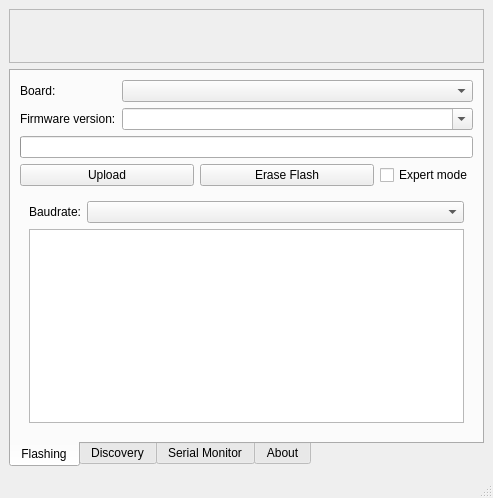
This is gui/mainwindow.ui in opendata-stuttgart/airrohr-firmware-flasher as Qt 5 draws it before an edit. The edited form follows.
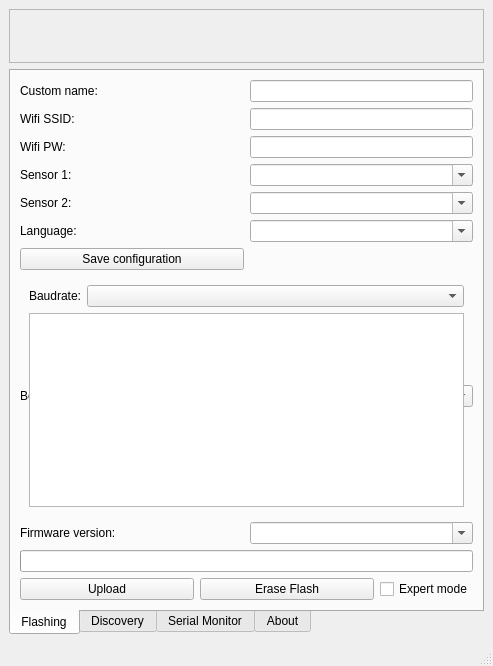
This is the edited form. Icons and pictures are not drawn.

Commit message: edit feature/wificonfig

```diff
--- a/gui/mainwindow.ui
+++ b/gui/mainwindow.ui
@@ -7,7 +7,7 @@
     <x>0</x>
     <y>0</y>
     <width>493</width>
-    <height>466</height>
+    <height>600</height>
    </rect>
   </property>
   <property name="sizePolicy">
@@ -88,17 +88,17 @@
         <string>Flashing</string>
        </attribute>
        <layout class="QGridLayout" name="gridLayout_2" rowstretch="0,0,0,0,0,0,0,1">
-        <item row="3" column="0">
+        <item row="8" column="0">
          <widget class="QLabel" name="label_2">
           <property name="text">
            <string>Firmware version:</string>
           </property>
          </widget>
         </item>
-        <item row="5" column="0" colspan="2">
+        <item row="10" column="0" colspan="2">
          <widget class="QProgressBar" name="progressBar"/>
         </item>
-        <item row="3" column="1">
+        <item row="8" column="1">
          <widget class="QComboBox" name="versionBox">
           <property name="sizePolicy">
            <sizepolicy hsizetype="MinimumExpanding" vsizetype="Fixed">
@@ -111,7 +111,8 @@
           </property>
          </widget>
         </item>
-        <item row="6" column="0" colspan="2">
+        
+        <item row="11" column="0" colspan="2">
          <layout class="QHBoxLayout" name="horizontalLayout">
           <item>
            <widget class="QPushButton" name="uploadButton">
@@ -151,8 +152,10 @@
           </item>
          </layout>
         </item>
+
+
         <item row="0" column="1">
-         <widget class="QComboBox" name="boardBox">
+         <widget class="QLineEdit" name="customName">
           <property name="sizePolicy">
            <sizepolicy hsizetype="MinimumExpanding" vsizetype="Fixed">
             <horstretch>0</horstretch>
@@ -164,10 +167,143 @@
         <item row="0" column="0">
          <widget class="QLabel" name="label">
           <property name="text">
+           <string>Custom name:</string>
+          </property>
+         </widget>
+        </item>
+
+
+        <item row="1" column="1">
+         <widget class="QLineEdit" name="wifiSSID">
+          <property name="sizePolicy">
+           <sizepolicy hsizetype="MinimumExpanding" vsizetype="Fixed">
+            <horstretch>0</horstretch>
+            <verstretch>0</verstretch>
+           </sizepolicy>
+          </property>
+         </widget>
+        </item>
+        <item row="1" column="0">
+         <widget class="QLabel" name="label">
+          <property name="text">
+           <string>Wifi SSID:</string>
+          </property>
+         </widget>
+        </item>
+
+        <item row="2" column="1">
+         <widget class="QLineEdit" name="wifiPW">
+          <property name="sizePolicy">
+           <sizepolicy hsizetype="MinimumExpanding" vsizetype="Fixed">
+            <horstretch>0</horstretch>
+            <verstretch>0</verstretch>
+           </sizepolicy>
+          </property>
+         </widget>
+        </item>
+        <item row="2" column="0">
+         <widget class="QLabel" name="label">
+          <property name="text">
+           <string>Wifi PW:</string>
+          </property>
+         </widget>
+        </item>
+
+        <item row="3" column="0">
+         <widget class="QLabel" name="label">
+          <property name="text">
+           <string>Sensor 1:</string>
+          </property>
+         </widget>
+        </item>
+        <item row="3" column="1">
+         <widget class="QComboBox" name="sensor1Box">
+          <property name="sizePolicy">
+           <sizepolicy hsizetype="MinimumExpanding" vsizetype="Fixed">
+            <horstretch>0</horstretch>
+            <verstretch>0</verstretch>
+           </sizepolicy>
+          </property>
+          <property name="editable">
+           <bool>true</bool>
+          </property>
+         </widget>
+        </item>
+
+        <item row="4" column="0">
+         <widget class="QLabel" name="label">
+          <property name="text">
+           <string>Sensor 2:</string>
+          </property>
+         </widget>
+        </item>
+        <item row="4" column="1">
+         <widget class="QComboBox" name="sensor2Box">
+          <property name="sizePolicy">
+           <sizepolicy hsizetype="MinimumExpanding" vsizetype="Fixed">
+            <horstretch>0</horstretch>
+            <verstretch>0</verstretch>
+           </sizepolicy>
+          </property>
+          <property name="editable">
+           <bool>true</bool>
+          </property>
+         </widget>
+        </item>
+
+        <item row="5" column="0">
+         <widget class="QLabel" name="label">
+          <property name="text">
+           <string>Language:</string>
+          </property>
+         </widget>
+        </item>
+        <item row="5" column="1">
+         <widget class="QComboBox" name="languageBox">
+          <property name="sizePolicy">
+           <sizepolicy hsizetype="MinimumExpanding" vsizetype="Fixed">
+            <horstretch>0</horstretch>
+            <verstretch>0</verstretch>
+           </sizepolicy>
+          </property>
+          <property name="editable">
+           <bool>true</bool>
+          </property>
+         </widget>
+        </item>
+
+        <item row="6" column="0">
+         <widget class="QPushButton" name="wifiButton">
+          <property name="sizePolicy">
+           <sizepolicy hsizetype="MinimumExpanding" vsizetype="Fixed">
+            <horstretch>0</horstretch>
+            <verstretch>0</verstretch>
+           </sizepolicy>
+          </property>
+           <property name="text">
+             <string>Save configuration</string>
+            </property>
+         </widget>
+        </item>
+
+        <item row="7" column="1">
+         <widget class="QComboBox" name="boardBox">
+          <property name="sizePolicy">
+           <sizepolicy hsizetype="MinimumExpanding" vsizetype="Fixed">
+            <horstretch>0</horstretch>
+            <verstretch>0</verstretch>
+           </sizepolicy>
+          </property>
+         </widget>
+        </item>
+        <item row="7" column="0">
+         <widget class="QLabel" name="label">
+          <property name="text">
            <string>Board:</string>
           </property>
          </widget>
         </item>
+
         <item row="7" column="0" colspan="2">
          <widget class="QWidget" name="expertForm" native="true">
           <property name="sizePolicy">
```
Left out of the diff: 2 changed lines with no effect on the pictures. The commit also changes 9 other files.
